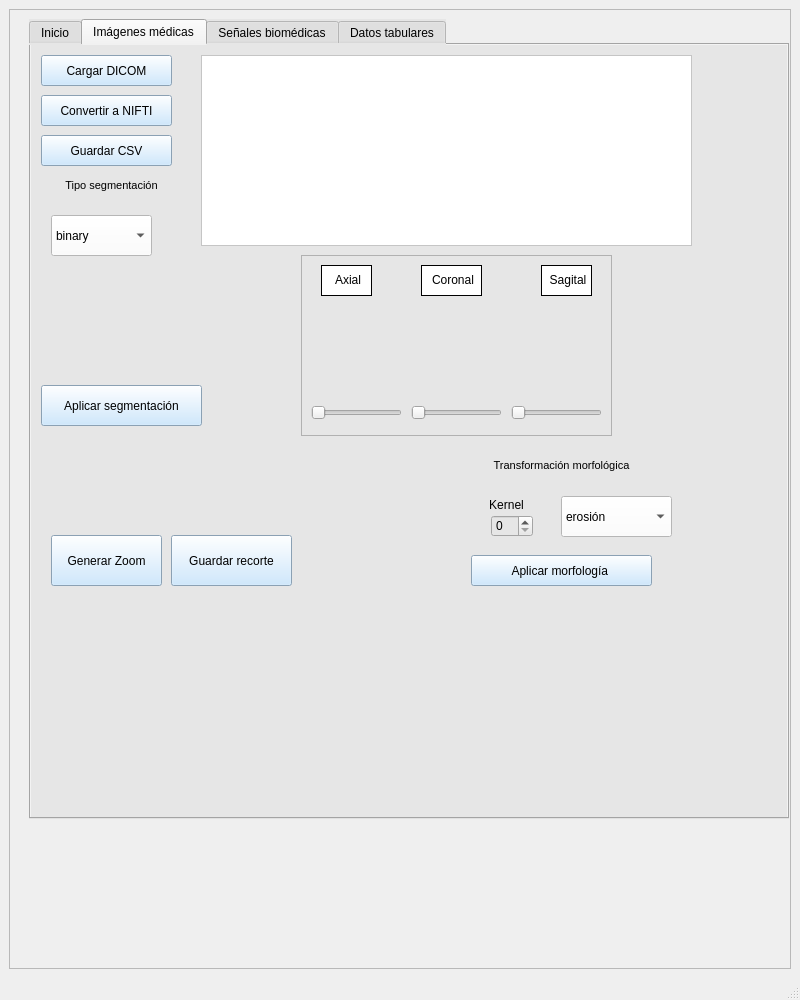
The window that Vista/principal.ui (msofiaalmanza-coder/BioSync) describes before a commit, drawn with Qt 5.
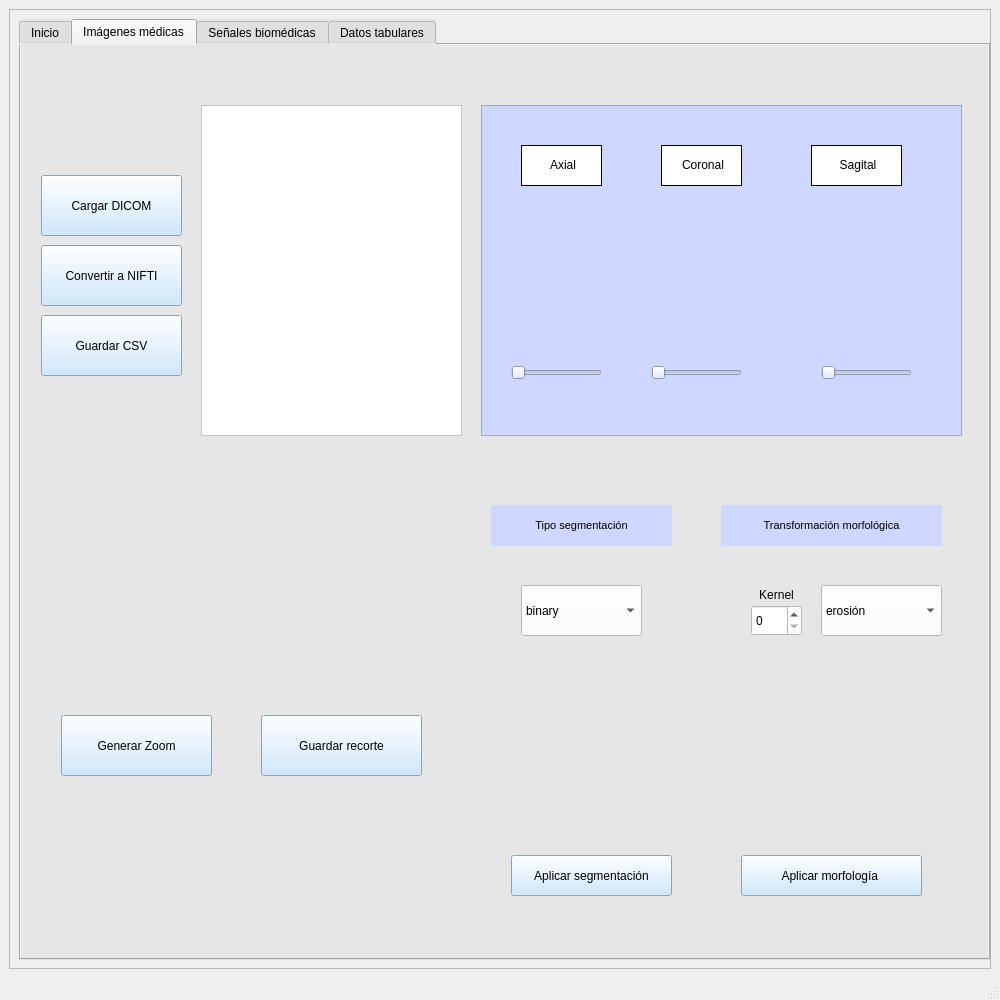
The same window after the commit. The open tabs and pages were chosen to show the change.

Commit message: cambios interfaz principal

```diff
--- a/Vista/principal.ui
+++ b/Vista/principal.ui
@@ -6,13 +6,13 @@
    <rect>
     <x>0</x>
     <y>0</y>
-    <width>800</width>
+    <width>1000</width>
     <height>1000</height>
    </rect>
   </property>
   <property name="minimumSize">
    <size>
-    <width>800</width>
+    <width>1000</width>
     <height>1000</height>
    </size>
   </property>
@@ -32,10 +32,10 @@
       <widget class="QTabWidget" name="tabWidget">
        <property name="geometry">
         <rect>
-         <x>20</x>
+         <x>10</x>
          <y>10</y>
-         <width>760</width>
-         <height>800</height>
+         <width>971</width>
+         <height>941</height>
         </rect>
        </property>
        <property name="minimumSize">
@@ -197,10 +197,10 @@
         <widget class="QPushButton" name="btnCargarDicom">
          <property name="geometry">
           <rect>
-           <x>10</x>
-           <y>10</y>
-           <width>131</width>
-           <height>31</height>
+           <x>20</x>
+           <y>130</y>
+           <width>141</width>
+           <height>61</height>
           </rect>
          </property>
          <property name="styleSheet">
@@ -214,10 +214,10 @@
         <widget class="QPushButton" name="btnConvertirNifti">
          <property name="geometry">
           <rect>
-           <x>10</x>
-           <y>50</y>
-           <width>131</width>
-           <height>31</height>
+           <x>20</x>
+           <y>200</y>
+           <width>141</width>
+           <height>61</height>
           </rect>
          </property>
          <property name="styleSheet">
@@ -231,10 +231,10 @@
         <widget class="QTableWidget" name="tableMetadatos">
          <property name="geometry">
           <rect>
-           <x>170</x>
-           <y>10</y>
-           <width>491</width>
-           <height>191</height>
+           <x>180</x>
+           <y>60</y>
+           <width>261</width>
+           <height>331</height>
           </rect>
          </property>
          <property name="styleSheet">
@@ -244,10 +244,10 @@
         <widget class="QPushButton" name="btnZoom">
          <property name="geometry">
           <rect>
-           <x>20</x>
-           <y>490</y>
-           <width>111</width>
-           <height>51</height>
+           <x>40</x>
+           <y>670</y>
+           <width>151</width>
+           <height>61</height>
           </rect>
          </property>
          <property name="styleSheet">
@@ -261,10 +261,10 @@
         <widget class="QPushButton" name="btnGuardarRecorte">
          <property name="geometry">
           <rect>
-           <x>140</x>
-           <y>490</y>
-           <width>121</width>
-           <height>51</height>
+           <x>240</x>
+           <y>670</y>
+           <width>161</width>
+           <height>61</height>
           </rect>
          </property>
          <property name="styleSheet">
@@ -275,26 +275,13 @@
           <string>Guardar recorte</string>
          </property>
         </widget>
-        <widget class="QLabel" name="lblImagenOriginal">
-         <property name="geometry">
-          <rect>
-           <x>30</x>
-           <y>390</y>
-           <width>81</width>
-           <height>81</height>
-          </rect>
-         </property>
-         <property name="text">
-          <string/>
-         </property>
-        </widget>
         <widget class="QLabel" name="lblImagenRecortada">
          <property name="geometry">
           <rect>
-           <x>160</x>
-           <y>389</y>
-           <width>81</width>
-           <height>81</height>
+           <x>230</x>
+           <y>460</y>
+           <width>171</width>
+           <height>191</height>
           </rect>
          </property>
          <property name="text">
@@ -304,14 +291,15 @@
         <widget class="QLabel" name="label_10">
          <property name="geometry">
           <rect>
-           <x>10</x>
-           <y>120</y>
-           <width>141</width>
+           <x>470</x>
+           <y>460</y>
+           <width>181</width>
            <height>41</height>
           </rect>
          </property>
          <property name="styleSheet">
-          <string notr="true">font: 75 11pt &quot;Times New Roman&quot;;</string>
+          <string notr="true">font: 75 12pt &quot;Times New Roman&quot;;
+background-color: rgb(205, 215, 255);</string>
          </property>
          <property name="text">
           <string>&lt;html&gt;&lt;head/&gt;&lt;body&gt;&lt;p align=&quot;center&quot;&gt;&lt;span style=&quot; font-size:8pt;&quot;&gt;Tipo segmentación&lt;/span&gt;&lt;/p&gt;&lt;/body&gt;&lt;/html&gt;</string>
@@ -320,8 +308,8 @@
         <widget class="QPushButton" name="btnSegmentar">
          <property name="geometry">
           <rect>
-           <x>10</x>
-           <y>340</y>
+           <x>490</x>
+           <y>810</y>
            <width>161</width>
            <height>41</height>
           </rect>
@@ -337,14 +325,15 @@
         <widget class="QLabel" name="label_11">
          <property name="geometry">
           <rect>
-           <x>420</x>
-           <y>400</y>
+           <x>700</x>
+           <y>460</y>
            <width>221</width>
            <height>41</height>
           </rect>
          </property>
          <property name="styleSheet">
-          <string notr="true">font: 75 11pt &quot;Times New Roman&quot;;</string>
+          <string notr="true">font: 75 12pt &quot;Times New Roman&quot;;
+background-color: rgb(205, 215, 255);</string>
          </property>
          <property name="text">
           <string>&lt;html&gt;&lt;head/&gt;&lt;body&gt;&lt;p align=&quot;center&quot;&gt;&lt;span style=&quot; font-size:8pt;&quot;&gt;Transformación morfológica&lt;/span&gt;&lt;/p&gt;&lt;/body&gt;&lt;/html&gt;</string>
@@ -353,8 +342,8 @@
         <widget class="QLabel" name="label_12">
          <property name="geometry">
           <rect>
-           <x>430</x>
-           <y>450</y>
+           <x>710</x>
+           <y>540</y>
            <width>91</width>
            <height>21</height>
           </rect>
@@ -369,10 +358,10 @@
         <widget class="QPushButton" name="btnMorfologia">
          <property name="geometry">
           <rect>
-           <x>440</x>
-           <y>510</y>
+           <x>720</x>
+           <y>810</y>
            <width>181</width>
-           <height>31</height>
+           <height>41</height>
           </rect>
          </property>
          <property name="styleSheet">
@@ -386,20 +375,23 @@
         <widget class="QSpinBox" name="spinKernel">
          <property name="geometry">
           <rect>
-           <x>460</x>
-           <y>470</y>
-           <width>42</width>
-           <height>22</height>
+           <x>730</x>
+           <y>560</y>
+           <width>51</width>
+           <height>31</height>
           </rect>
          </property>
+         <property name="styleSheet">
+          <string notr="true">background-color: rgb(255, 255, 255);</string>
+         </property>
         </widget>
         <widget class="QPushButton" name="btnGuardarCSV">
          <property name="geometry">
           <rect>
-           <x>10</x>
-           <y>90</y>
-           <width>131</width>
-           <height>31</height>
+           <x>20</x>
+           <y>270</y>
+           <width>141</width>
+           <height>61</height>
           </rect>
          </property>
          <property name="styleSheet">
@@ -413,10 +405,10 @@
         <widget class="QComboBox" name="comboSegmentacion">
          <property name="geometry">
           <rect>
-           <x>20</x>
-           <y>170</y>
-           <width>101</width>
-           <height>41</height>
+           <x>500</x>
+           <y>540</y>
+           <width>121</width>
+           <height>51</height>
           </rect>
          </property>
          <property name="styleSheet">
@@ -451,10 +443,10 @@
         <widget class="QComboBox" name="comboMorfologia">
          <property name="geometry">
           <rect>
-           <x>530</x>
-           <y>451</y>
-           <width>111</width>
-           <height>41</height>
+           <x>800</x>
+           <y>540</y>
+           <width>121</width>
+           <height>51</height>
           </rect>
          </property>
          <property name="styleSheet">
@@ -489,12 +481,15 @@
         <widget class="QFrame" name="frame_2">
          <property name="geometry">
           <rect>
-           <x>270</x>
-           <y>210</y>
-           <width>311</width>
-           <height>181</height>
+           <x>460</x>
+           <y>60</y>
+           <width>481</width>
+           <height>331</height>
           </rect>
          </property>
+         <property name="styleSheet">
+          <string notr="true">background-color: rgb(205, 215, 255);</string>
+         </property>
          <property name="frameShape">
           <enum>QFrame::StyledPanel</enum>
          </property>
@@ -504,10 +499,10 @@
          <widget class="QLabel" name="lblAxiall">
           <property name="geometry">
            <rect>
-            <x>20</x>
-            <y>10</y>
-            <width>51</width>
-            <height>31</height>
+            <x>40</x>
+            <y>40</y>
+            <width>81</width>
+            <height>41</height>
            </rect>
           </property>
           <property name="styleSheet">
@@ -524,10 +519,10 @@
          <widget class="QLabel" name="lblAxial_2">
           <property name="geometry">
            <rect>
-            <x>10</x>
-            <y>60</y>
-            <width>81</width>
-            <height>71</height>
+            <x>20</x>
+            <y>100</y>
+            <width>121</width>
+            <height>141</height>
            </rect>
           </property>
           <property name="styleSheet">
@@ -540,8 +535,8 @@
          <widget class="QSlider" name="sliderAxial">
           <property name="geometry">
            <rect>
-            <x>10</x>
-            <y>150</y>
+            <x>30</x>
+            <y>260</y>
             <width>91</width>
             <height>16</height>
            </rect>
@@ -553,10 +548,10 @@
          <widget class="QLabel" name="lblCoronal_2">
           <property name="geometry">
            <rect>
-            <x>110</x>
-            <y>60</y>
-            <width>81</width>
-            <height>71</height>
+            <x>170</x>
+            <y>100</y>
+            <width>121</width>
+            <height>141</height>
            </rect>
           </property>
           <property name="styleSheet">
@@ -569,10 +564,10 @@
          <widget class="QLabel" name="lblCoronall">
           <property name="geometry">
            <rect>
-            <x>120</x>
-            <y>10</y>
-            <width>61</width>
-            <height>31</height>
+            <x>180</x>
+            <y>40</y>
+            <width>81</width>
+            <height>41</height>
            </rect>
           </property>
           <property name="styleSheet">
@@ -589,10 +584,10 @@
          <widget class="QLabel" name="lblSagital_2">
           <property name="geometry">
            <rect>
-            <x>210</x>
-            <y>60</y>
-            <width>81</width>
-            <height>71</height>
+            <x>320</x>
+            <y>100</y>
+            <width>121</width>
+            <height>141</height>
            </rect>
           </property>
           <property name="styleSheet">
@@ -605,10 +600,10 @@
          <widget class="QLabel" name="lblSagitall">
           <property name="geometry">
            <rect>
-            <x>240</x>
-            <y>10</y>
-            <width>51</width>
-            <height>31</height>
+            <x>330</x>
+            <y>40</y>
+            <width>91</width>
+            <height>41</height>
            </rect>
           </property>
           <property name="styleSheet">
@@ -625,8 +620,8 @@
          <widget class="QSlider" name="sliderCoronal">
           <property name="geometry">
            <rect>
-            <x>110</x>
-            <y>150</y>
+            <x>170</x>
+            <y>260</y>
             <width>91</width>
             <height>16</height>
            </rect>
@@ -638,8 +633,8 @@
          <widget class="QSlider" name="sliderSagital">
           <property name="geometry">
            <rect>
-            <x>210</x>
-            <y>150</y>
+            <x>340</x>
+            <y>260</y>
             <width>91</width>
             <height>16</height>
            </rect>
@@ -652,10 +647,10 @@
         <widget class="QLabel" name="lblImagenMorfologica">
          <property name="geometry">
           <rect>
-           <x>310</x>
-           <y>410</y>
-           <width>91</width>
-           <height>121</height>
+           <x>730</x>
+           <y>610</y>
+           <width>151</width>
+           <height>181</height>
           </rect>
          </property>
          <property name="text">
@@ -665,10 +660,23 @@
         <widget class="QLabel" name="lblImagenSegmentada">
          <property name="geometry">
           <rect>
-           <x>40</x>
-           <y>220</y>
-           <width>91</width>
-           <height>101</height>
+           <x>490</x>
+           <y>610</y>
+           <width>151</width>
+           <height>181</height>
+          </rect>
+         </property>
+         <property name="text">
+          <string/>
+         </property>
+        </widget>
+        <widget class="QLabel" name="lblImagenOriginal">
+         <property name="geometry">
+          <rect>
+           <x>24</x>
+           <y>460</y>
+           <width>171</width>
+           <height>191</height>
           </rect>
          </property>
          <property name="text">
```
Left out of the diff: 273 changed lines with no effect on the pictures.
